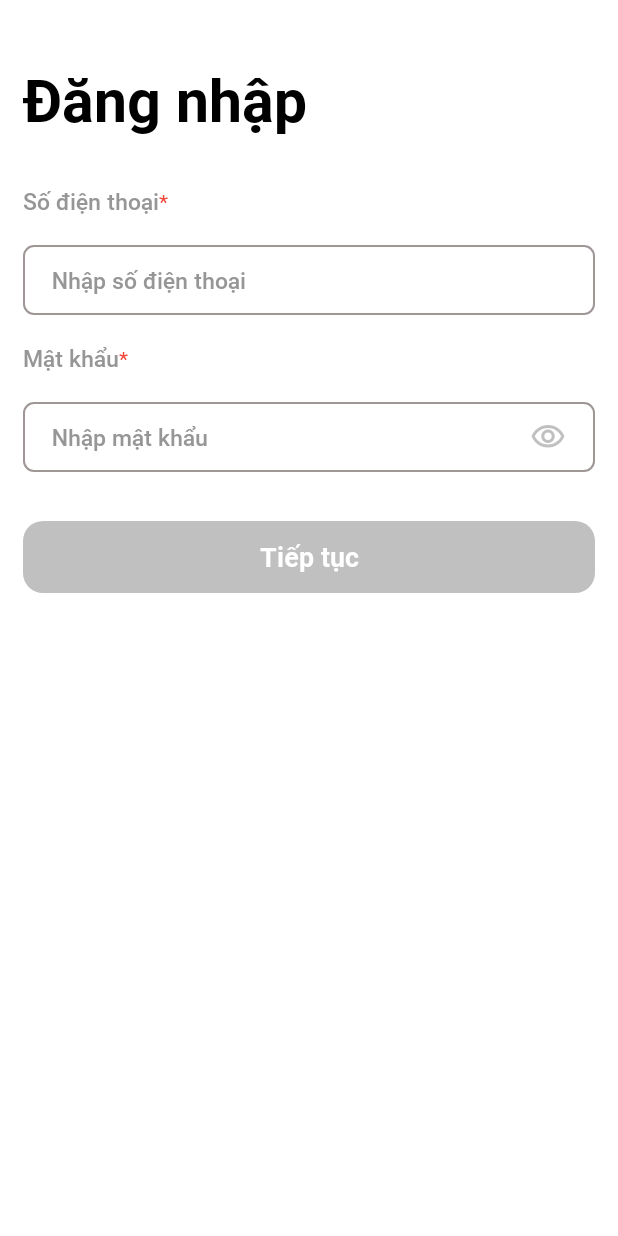
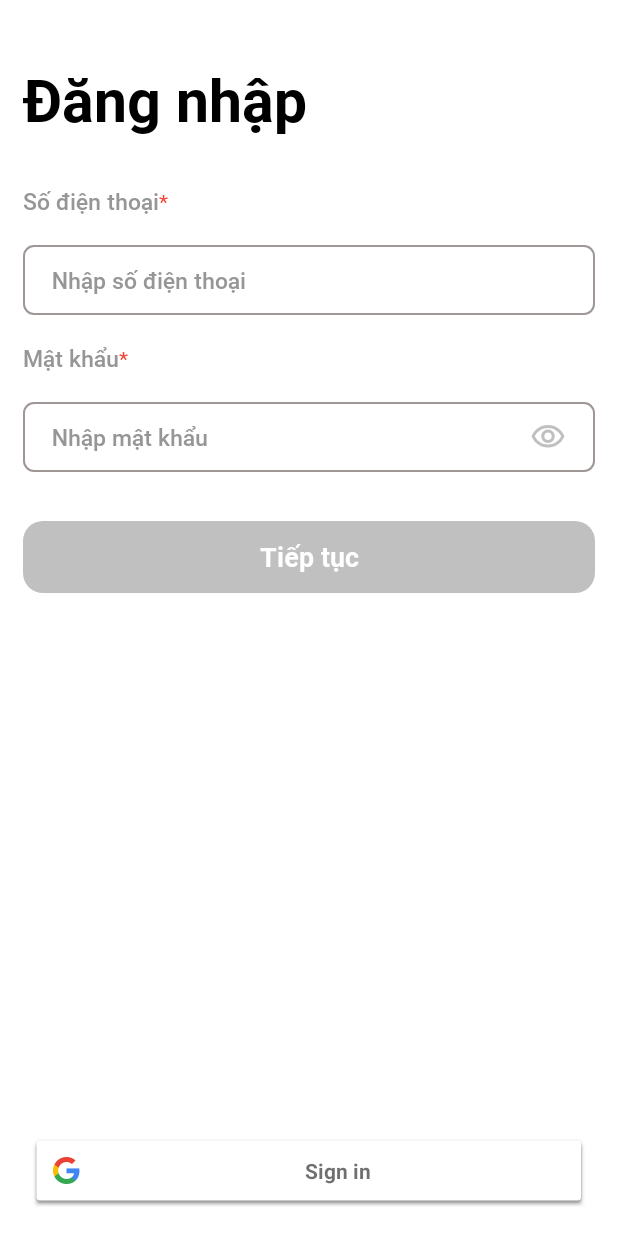
Before and after one commit to phatmwj/ww.smartexpress.driver, an Android app: the LoginActivity screen opened directly, with no data from a screen before it, on a phone screen of 412 x 824 dp. Run offline under Robolectric (Android 15) with nearby library versions, the light colour scheme and no system bars; our stand-ins replace RxJava, Timber, data binding, sdp/ssp sizes; libraries missing offline, so code that uses them is left out: es.dmoral.toasty; 11 statements that could not run were skipped.

Commit message:
login gg

```diff
--- a/app/build.gradle
+++ b/app/build.gradle
@@ -157,6 +157,9 @@ dependencies {
     implementation 'com.google.android.gms:play-services-auth:19.0.0'
     implementation 'com.google.android.gms:play-services-auth-api-phone:17.5.0'
 
+//    implementation "androidx.credentials:credentials-play-services-auth:1.2.2"
+//    implementation "com.google.android.libraries.identity.googleid:googleid:1.1.0"
+
     // map
     implementation 'com.google.android.gms:play-services-maps:17.0.1'
     implementation 'com.google.android.gms:play-services-location:18.0.0'
--- a/app/src/main/java/ww/smartexpress/driver/ui/login/LoginActivity.java
+++ b/app/src/main/java/ww/smartexpress/driver/ui/login/LoginActivity.java
@@ -1,19 +1,40 @@
 package ww.smartexpress.driver.ui.login;
 
+import android.content.Intent;
+import android.content.IntentSender;
 import android.os.Bundle;
 import android.text.InputType;
 import android.text.method.PasswordTransformationMethod;
+import android.util.Log;
+import android.view.View;
+import android.widget.Toast;
 
+import androidx.annotation.NonNull;
 import androidx.annotation.Nullable;
 import androidx.databinding.Observable;
+
+import com.google.android.gms.auth.api.identity.BeginSignInRequest;
+import com.google.android.gms.auth.api.identity.BeginSignInResult;
+import com.google.android.gms.auth.api.identity.Identity;
+import com.google.android.gms.auth.api.identity.SignInClient;
+import com.google.android.gms.auth.api.identity.SignInCredential;
+import com.google.android.gms.common.api.ApiException;
+import com.google.android.gms.tasks.OnFailureListener;
+import com.google.android.gms.tasks.OnSuccessListener;
 
 import ww.smartexpress.driver.BR;
 import ww.smartexpress.driver.R;
 import ww.smartexpress.driver.databinding.ActivityLoginBinding;
 import ww.smartexpress.driver.di.component.ActivityComponent;
 import ww.smartexpress.driver.ui.base.activity.BaseActivity;
+import ww.smartexpress.driver.ui.main.MainActivity;
 
 public class LoginActivity extends BaseActivity<ActivityLoginBinding, LoginViewModel> {
+
+    private SignInClient oneTapClient;
+    private BeginSignInRequest signInRequest;
+
+    private static final int REQ_ONE_TAP = 1000;
     @Override
     public int getLayoutId() {
         return R.layout.activity_login;
@@ -33,6 +54,44 @@ public class LoginActivity extends BaseActivity<ActivityLoginBinding, LoginViewM
     protected void onCreate(@Nullable Bundle savedInstanceState) {
         super.onCreate(savedInstanceState);
 
+        oneTapClient = Identity.getSignInClient(this);
+
+        signInRequest = new BeginSignInRequest.Builder()
+                .setPasswordRequestOptions(new BeginSignInRequest.PasswordRequestOptions.Builder()
+                        .setSupported(true)
+                        .build())
+                .setGoogleIdTokenRequestOptions(new BeginSignInRequest.GoogleIdTokenRequestOptions.Builder()
+                        .setSupported(true)
+                        .setServerClientId("586602267884-ti3mmdqtmumjrvekreaj4tk96aqr5st2.apps.googleusercontent.com") // Web client ID từ Google Cloud Console
+                        .setFilterByAuthorizedAccounts(false)
+                        .build())
+                .setAutoSelectEnabled(true)
+                .build();
+
+        viewBinding.signInButton.setOnClickListener(new View.OnClickListener() {
+            @Override
+            public void onClick(View view) {
+                oneTapClient.beginSignIn(signInRequest)
+                        .addOnSuccessListener(LoginActivity.this, new OnSuccessListener<BeginSignInResult>() {
+                            @Override
+                            public void onSuccess(BeginSignInResult result) {
+                                try {
+                                    startIntentSenderForResult(result.getPendingIntent().getIntentSender(), REQ_ONE_TAP, null, 0, 0, 0);
+                                } catch (IntentSender.SendIntentException e) {
+                                    Log.e("OneTap", "Couldn't start One Tap UI: " + e.getLocalizedMessage());
+                                }
+                            }
+                        })
+                        .addOnFailureListener(LoginActivity.this, new OnFailureListener() {
+                            @Override
+                            public void onFailure(@NonNull Exception e) {
+                                Log.e("OneTap", "Failed to start One Tap sign-in", e);
+                                Toast.makeText(getApplicationContext(), "Unable to start One Tap sign-in. Please try again later.", Toast.LENGTH_LONG).show();
+                            }
+                        });
+            }});
+
+
         viewModel.isVisibility.addOnPropertyChangedCallback(new Observable.OnPropertyChangedCallback() {
             @Override
             public void onPropertyChanged(Observable sender, int propertyId) {
@@ -44,4 +103,22 @@ public class LoginActivity extends BaseActivity<ActivityLoginBinding, LoginViewM
             }
         });
     }
+
+    @Override
+    protected void onActivityResult(int requestCode, int resultCode, @Nullable Intent data) {
+        super.onActivityResult(requestCode, resultCode, data);
+        if (requestCode == REQ_ONE_TAP) {
+            try {
+                SignInCredential credential = oneTapClient.getSignInCredentialFromIntent(data);
+                String idToken = credential.getGoogleIdToken();
+                if (idToken != null) {
+                    Log.d("OneTap", "Got ID token." + idToken);
+                    // Xử lý đăng nhập thành công tại đây
+                }
+            } catch (ApiException e) {
+                Log.e("OneTap", "Sign-in failed.", e);
+            }
+        }
+    }
+
 }
--- a/app/src/main/res/layout/activity_login.xml
+++ b/app/src/main/res/layout/activity_login.xml
@@ -148,5 +148,16 @@
                 android:enabled="@{!TextUtils.isEmpty(vm.phone) &amp;&amp; !TextUtils.isEmpty(vm.password.trim())}" />
         </LinearLayout>
 
+        <com.google.android.gms.common.SignInButton
+            android:layout_width="match_parent"
+            android:layout_height="wrap_content"
+            android:id="@+id/sign_in_button"
+            android:layout_marginLeft="20dp"
+            android:layout_marginRight="20dp"
+            app:layout_constraintBottom_toBottomOf="parent"
+            android:layout_marginBottom="@dimen/_15sdp">
+
+        </com.google.android.gms.common.SignInButton>
+
     </androidx.constraintlayout.widget.ConstraintLayout>
 </layout>
```
